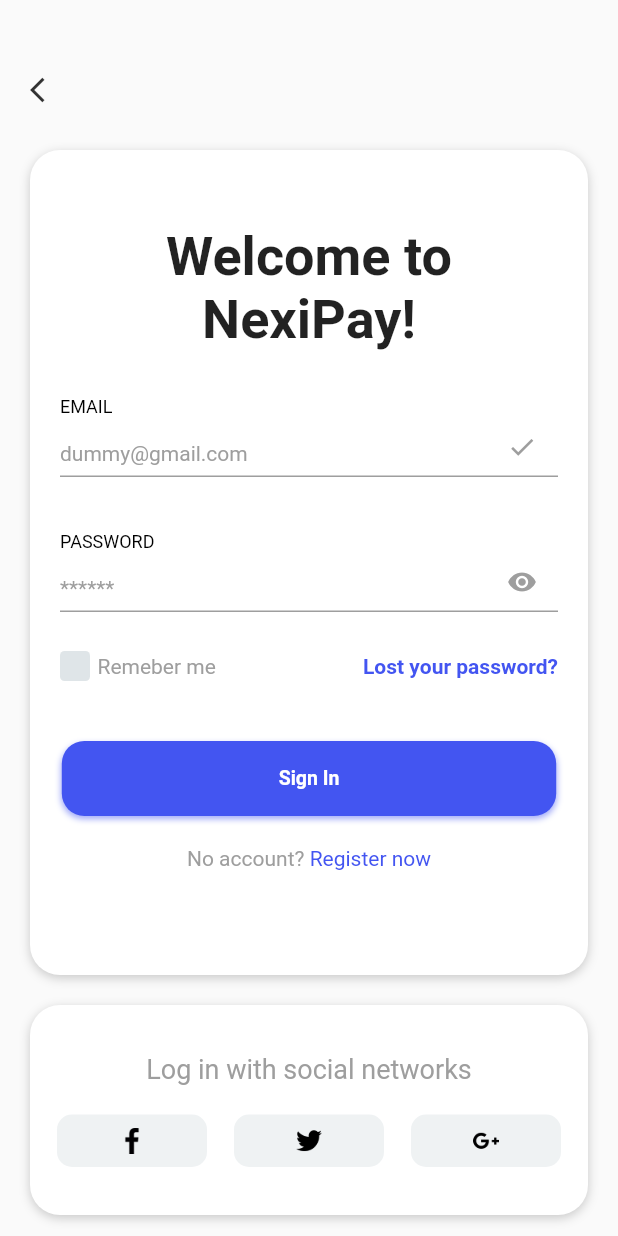
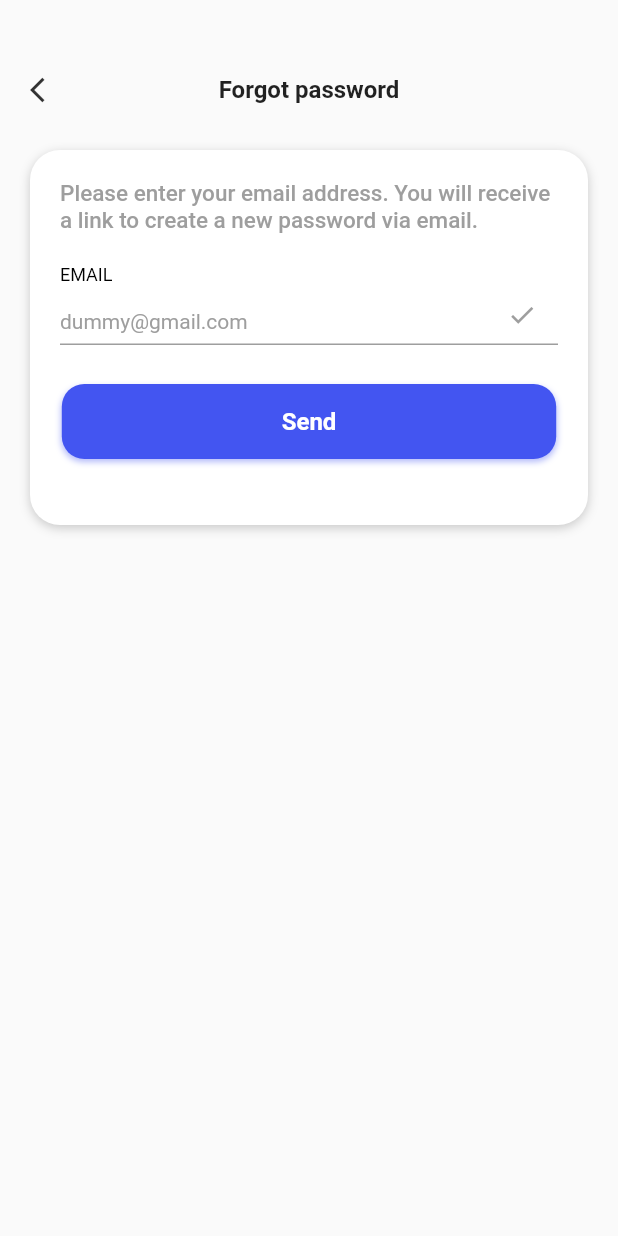
Before and after one commit to Usamamajid13/smart_transfer, a Flutter app: the LoginScreen screen opened by its route, after a tap on "Lost your password?", on a phone screen of 412 x 824 dp. Run offline on Flutter 3.47's test engine with Material 2 defaults, Android fonts, the phone set to English and light mode, and no system bars.

Commit message:
5 screens

```diff
--- a/lib/AppConstants/constants.dart
+++ b/lib/AppConstants/constants.dart
@@ -9,5 +9,6 @@
 const splashScreenRoute = "/";
 const catalogScreenRoute = "/catalogScreenRoute";
 const loginScreenRoute = "/loginScreenRoute";
+const forgotPasswordEmailScreenRoute = "/forgotPasswordEmailScreenRoute";
 const signUpScreenRoute = "/signUpScreenRoute";
 const homeScreenRoute = "/homeScreenRoute";
--- /dev/null
+++ b/lib/Authentication/forgot_password_email_screen.dart
@@ -0,0 +1,119 @@
+import 'package:flutter/material.dart';
+
+import '../Utils/app_utils.dart';
+
+class ForgotPasswordEmailScreen extends StatefulWidget {
+  const ForgotPasswordEmailScreen({Key? key}) : super(key: key);
+
+  @override
+  State<ForgotPasswordEmailScreen> createState() =>
+      _ForgotPasswordEmailScreenState();
+}
+
+class _ForgotPasswordEmailScreenState extends State<ForgotPasswordEmailScreen> {
+  var utils = AppUtils();
+  bool value = false;
+  @override
+  Widget build(BuildContext context) {
+    return Scaffold(
+      body: SingleChildScrollView(
+        child: Padding(
+          padding: const EdgeInsets.symmetric(horizontal: 20),
+          child: Column(
+            crossAxisAlignment: CrossAxisAlignment.start,
+            children: [
+              const SizedBox(
+                height: 50,
+              ),
+              Row(
+                mainAxisAlignment: MainAxisAlignment.spaceBetween,
+                children: [
+                  Icon(
+                    Icons.arrow_back_ios,
+                    color: Colors.black.withOpacity(0.8),
+                    size: 20,
+                  ),
+                  Text(
+                    "Forgot password",
+                    style: utils.xmediumTitleSemiBoldTextStyle(),
+                  ),
+                  SizedBox(
+                    width: 20,
+                  ),
+                ],
+              ),
+              const SizedBox(
+                height: 30,
+              ),
+              Container(
+                width: MediaQuery.of(context).size.width,
+                height: 250,
+                decoration: BoxDecoration(
+                  color: Colors.white,
+                  boxShadow: [
+                    BoxShadow(
+                      color: Colors.black.withOpacity(0.2),
+                      blurRadius: 5,
+                      offset: const Offset(0, 2),
+                    )
+                  ],
+                  borderRadius: BorderRadius.circular(20.0),
+                ),
+                child: Column(
+                  children: [
+                    const SizedBox(
+                      height: 20,
+                    ),
+                    Padding(
+                      padding: const EdgeInsets.symmetric(horizontal: 20),
+                      child: Column(
+                        children: [
+                          Text(
+                            "Please enter your email address. You will receive a link to create a new password via email.",
+                            style: utils.xmediumTitleTextStyle(
+                              color: Colors.grey,
+                            ),
+                          ),
+                          const SizedBox(
+                            height: 20,
+                          ),
+                          utils.labelTextField(
+                            obscureText: false,
+                            hintText: "dummy@gmail.com",
+                            labelText: "EMAIL",
+                            onChange: (val) {
+                              setState(() {});
+                            },
+                            suffixIcon: const Icon(
+                              Icons.check,
+                              color: Colors.grey,
+                              size: 20,
+                            ),
+                          ),
+                          const SizedBox(
+                            height: 10,
+                          ),
+                          utils.bigButton(
+                            width: MediaQuery.of(context).size.width * 0.8,
+                            onTap: () {},
+                            fontSize: 16,
+                            text: "Send",
+                            borderRadius: 15.0,
+                            textColor: Colors.white,
+                          ),
+                          const SizedBox(
+                            height: 20,
+                          ),
+                        ],
+                      ),
+                    ),
+                  ],
+                ),
+              ),
+            ],
+          ),
+        ),
+      ),
+    );
+  }
+}
--- a/lib/Authentication/login_screen.dart
+++ b/lib/Authentication/login_screen.dart
@@ -133,7 +133,10 @@
                                 ],
                               ),
                               GestureDetector(
-                                onTap: () {},
+                                onTap: () {
+                                  Navigator.pushNamed(
+                                      context, forgotPasswordEmailScreenRoute);
+                                },
                                 child: Text(
                                   "Lost your password?",
                                   style: utils.mediumTitleSemiBoldTextStyle(
@@ -151,6 +154,7 @@
                             onTap: () {},
                             text: "Sign In",
                             borderRadius: 15.0,
+                            fontSize: 16,
                             textColor: Colors.white,
                           ),
                           const SizedBox(
--- a/lib/Utils/app_utils.dart
+++ b/lib/Utils/app_utils.dart
@@ -16,6 +16,22 @@
       fontSize: 14,
       color: color,
       fontWeight: FontWeight.w600,
+    );
+  }
+
+  xmediumTitleSemiBoldTextStyle({color}) {
+    return TextStyle(
+      fontSize: 16,
+      color: color,
+      fontWeight: FontWeight.w600,
+    );
+  }
+
+  xmediumTitleTextStyle({color}) {
+    return TextStyle(
+      fontSize: 15,
+      color: color,
+      fontWeight: FontWeight.w500,
     );
   }
 
@@ -75,7 +91,7 @@
             borderRadius: BorderRadius.circular(borderRadius ?? 0),
             boxShadow: [
               BoxShadow(
-                color: darkBlueColor.withOpacity(0.5),
+                color: darkBlueColor.withOpacity(0.4),
                 blurRadius: 3,
                 offset: const Offset(0, 2),
               )
--- a/lib/main.dart
+++ b/lib/main.dart
@@ -4,6 +4,7 @@
 
 import 'AppConstants/constants.dart';
 import 'Authentication/catalog_screen.dart';
+import 'Authentication/forgot_password_email_screen.dart';
 import 'Authentication/login_screen.dart';
 import 'Authentication/sign_up_screen.dart';
 import 'Authentication/splash_screen.dart';
@@ -25,6 +26,8 @@
         catalogScreenRoute: (context) => const CatalogScreen(),
         homeScreenRoute: (context) => const HomeScreen(),
         loginScreenRoute: (context) => const LoginScreen(),
+        forgotPasswordEmailScreenRoute: (context) =>
+            const ForgotPasswordEmailScreen(),
         signUpScreenRoute: (context) => const SignUpScreen(),
       },
     );
```
